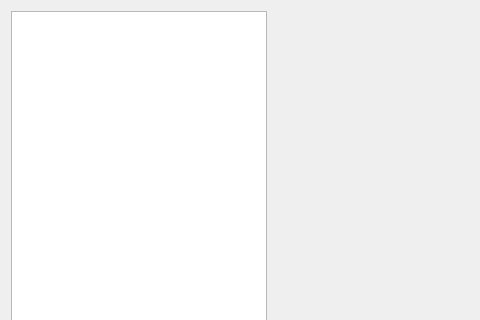
The window that src/librssguard/gui/dialogs/formsettings.ui (martinrotter/rssguard) describes before a commit, drawn with Qt 5; both pictures show x 0 to 480 and y 0 to 320 of the 800 by 550 pixel window.
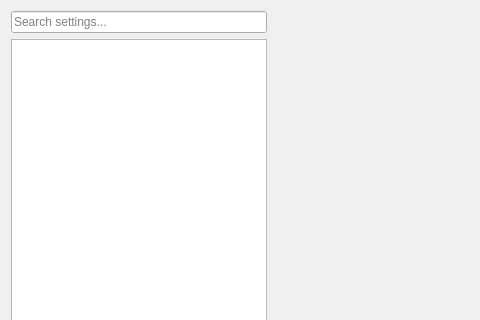
The same window after the commit.

The edit to the form file:
```diff
--- a/src/librssguard/gui/dialogs/formsettings.ui
+++ b/src/librssguard/gui/dialogs/formsettings.ui
@@ -15,13 +15,17 @@
   </property>
   <layout class="QGridLayout" name="gridLayout">
    <item row="0" column="0">
+    <widget class="QLineEdit" name="m_txtSearchSettings">
+     <property name="placeholderText">
+      <string>Search settings...</string>
+     </property>
+     <property name="clearButtonEnabled">
+      <bool>true</bool>
+     </property>
+    </widget>
+   </item>
+   <item row="1" column="0">
     <widget class="QListWidget" name="m_listSettings">
-     <property name="sizePolicy">
-      <sizepolicy hsizetype="Minimum" vsizetype="Expanding">
-       <horstretch>0</horstretch>
-       <verstretch>0</verstretch>
-      </sizepolicy>
-     </property>
      <property name="showDropIndicator" stdset="0">
       <bool>false</bool>
      </property>
@@ -29,7 +33,7 @@
       <bool>false</bool>
      </property>
      <property name="movement">
-      <enum>QListView::Static</enum>
+      <enum>QListView::Movement::Static</enum>
      </property>
      <property name="selectionRectVisible">
       <bool>false</bool>
@@ -39,18 +43,24 @@
      </property>
     </widget>
    </item>
-   <item row="1" column="0" colspan="3">
+   <item row="2" column="0" colspan="3">
     <widget class="QDialogButtonBox" name="m_buttonBox">
      <property name="orientation">
-      <enum>Qt::Horizontal</enum>
+      <enum>Qt::Orientation::Horizontal</enum>
      </property>
      <property name="standardButtons">
-      <set>QDialogButtonBox::Apply|QDialogButtonBox::Cancel|QDialogButtonBox::Ok</set>
+      <set>QDialogButtonBox::StandardButton::Apply|QDialogButtonBox::StandardButton::Cancel|QDialogButtonBox::StandardButton::Ok</set>
      </property>
     </widget>
    </item>
-   <item row="0" column="1">
+   <item row="0" column="1" rowspan="2">
     <widget class="QStackedWidget" name="m_stackedSettings">
+     <property name="sizePolicy">
+      <sizepolicy hsizetype="Preferred" vsizetype="Preferred">
+       <horstretch>1</horstretch>
+       <verstretch>0</verstretch>
+      </sizepolicy>
+     </property>
      <property name="currentIndex">
       <number>-1</number>
      </property>
```
Left out of the diff: 1 changed line with no effect on the pictures.
